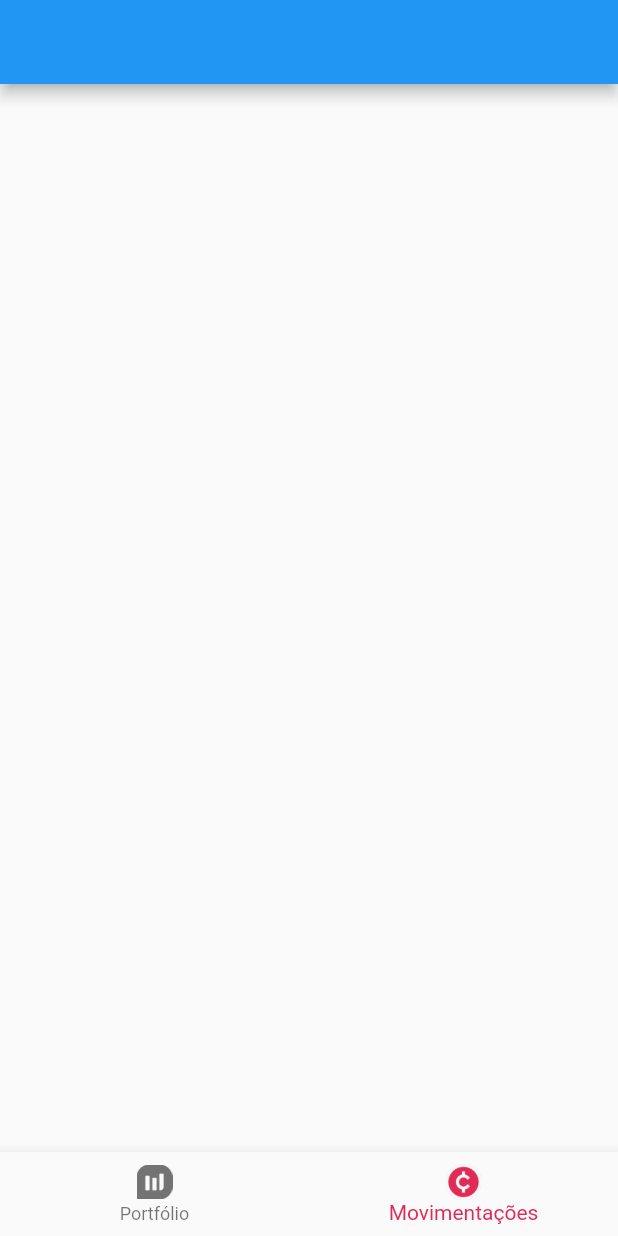
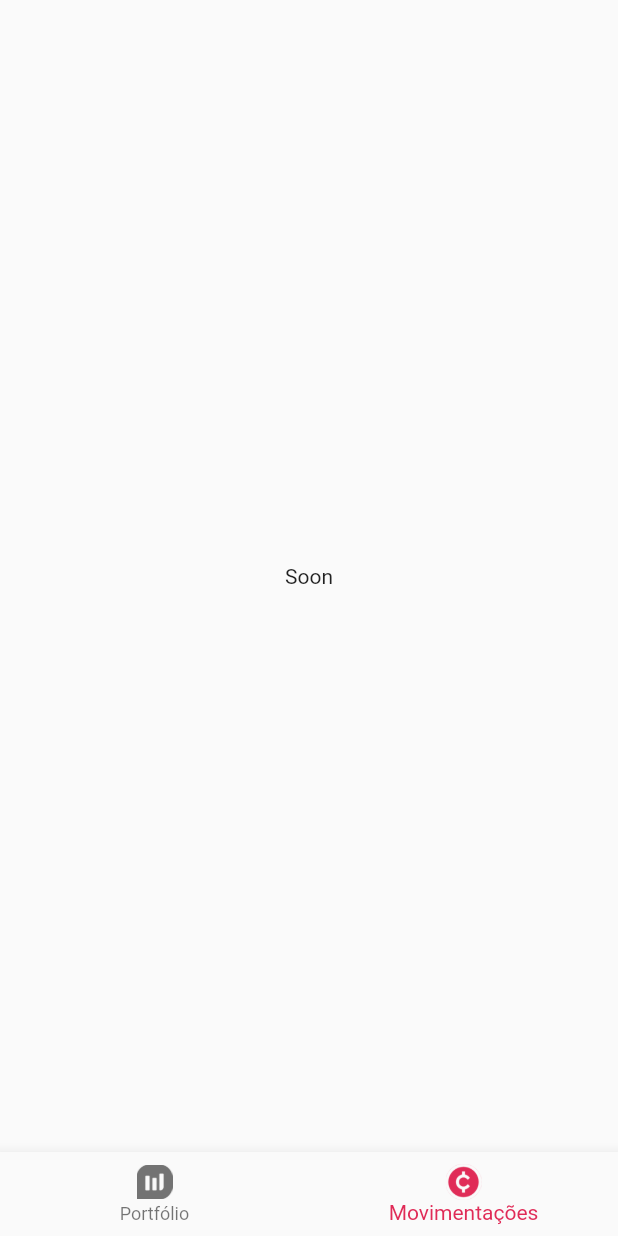
Before and after one commit to guilhermemaiawarren/cryptos_project, a Flutter app: the screen it shows after launch, item 2 of the bottom bar chosen, on a phone screen of 412 x 824 dp. Run offline on Flutter 3.47's test engine with Material 2 defaults, Android fonts, the light colour scheme and no system bars; our stand-ins replace decimal, fl_chart, hooks_riverpod.

Commit message:
refactor: pageview

```diff
--- a/lib/cripto_navigation/view/cripto_navigation.dart
+++ b/lib/cripto_navigation/view/cripto_navigation.dart
@@ -12,24 +12,39 @@ class CriptoNavigation extends StatefulWidget {
 
 class _CriptoNavigationState extends State<CriptoNavigation> {
   int _index = 0;
-  void changeIndex(int value) {
+
+  void changePage(int value) {
     setState(() {
       _index = value;
     });
   }
 
-  final List<Widget> _pages = [
-    const PortfolioScreen(),
-    const MovesScreen(),
-  ];
+  late PageController controller;
+
+  @override
+  void initState() {
+    super.initState();
+    controller = PageController(initialPage: _index);
+  }
 
   @override
   Widget build(BuildContext context) {
     return Scaffold(
-      body: _pages.elementAt(_index),
+      body: PageView(
+        onPageChanged: changePage,
+        controller: controller,
+        children: const [
+          PortfolioScreen(),
+          MovesScreen(),
+        ],
+      ),
       bottomNavigationBar: BottomNavigationBar(
         selectedItemColor: const Color.fromRGBO(224, 43, 87, 1),
-        onTap: changeIndex,
+        onTap: (page) {
+          controller.animateToPage(page,
+              duration: const Duration(milliseconds: 100),
+              curve: Curves.easeIn);
+        },
         currentIndex: _index,
         items: const [
           BottomNavigationBarItem(
--- a/lib/moves/view/moves_screen.dart
+++ b/lib/moves/view/moves_screen.dart
@@ -5,11 +5,10 @@ class MovesScreen extends StatelessWidget {
 
   @override
   Widget build(BuildContext context) {
-    return Scaffold(
-      appBar: AppBar(
-        title: const Text(''),
+    return const Scaffold(
+      body: Center(
+        child: Text('Soon'),
       ),
-      body: Container(),
     );
   }
 }
```
Also changed, not shown: lib/details/usecase/get_asset_usecase.dart (added, +13 -0 lines).
